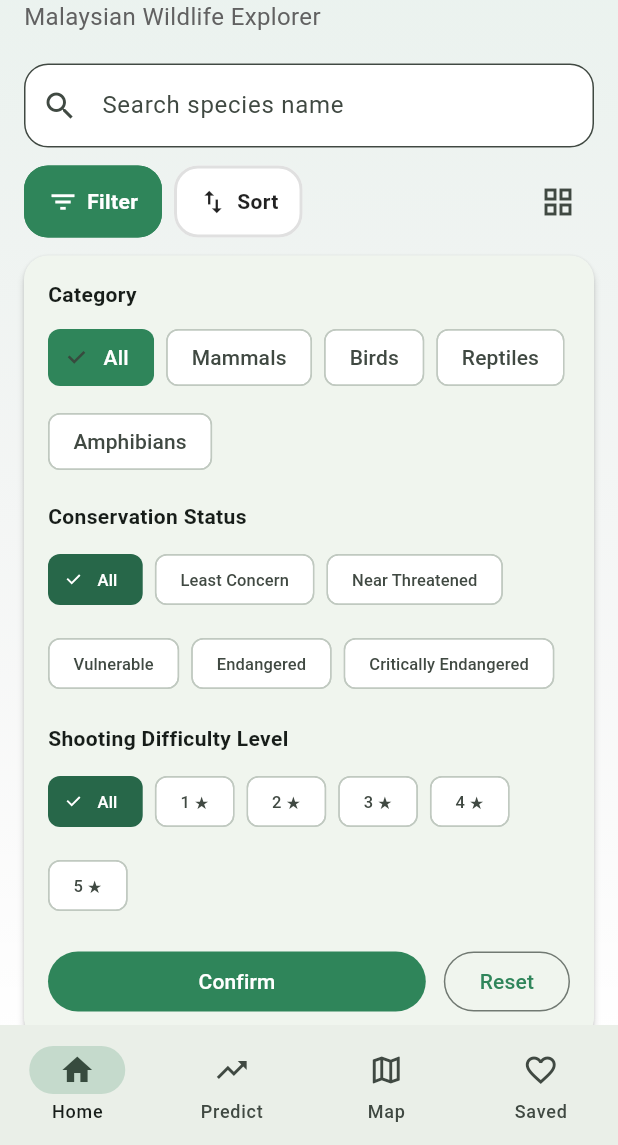
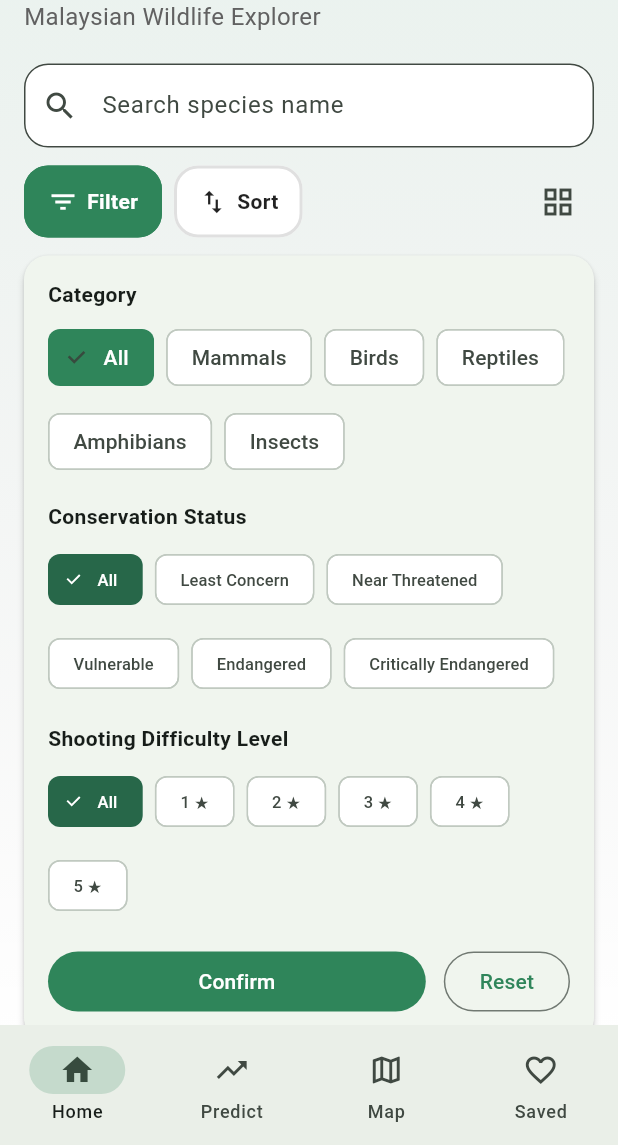
Before and after one commit to ylii0701-arch/kachak-, a Flutter app: the screen it shows after launch, after a tap on "Filter", on a phone screen of 412 x 824 dp, the part 91-1236 px from its top. Run offline on Flutter 3.47's test engine with Material 3 defaults, Android fonts, the phone set to English and light mode, and no system bars; our stand-ins replace cached_network_image, flutter_map, geolocator, latlong2, shared_preferences; network calls fail.

Commit message:
Failure, Mismatch and Missing Info Handling for Species info card, Search bar and Filter

```diff
--- a/flutter/lib/screens/home_screen.dart
+++ b/flutter/lib/screens/home_screen.dart
@@ -21,6 +21,7 @@ class HomeScreen extends StatefulWidget {
 }
 
 class _HomeScreenState extends State<HomeScreen> {
+  final TextEditingController _searchController = TextEditingController();
   String _searchQuery = '';
   String _category = 'All';
   String _status = 'All';
@@ -37,7 +38,7 @@ class _HomeScreenState extends State<HomeScreen> {
   bool _gridView = false;
   bool _showAll = false;
 
-  static const _categories = ['All', Species.mammals, Species.birds, Species.reptiles, Species.amphibians];
+  static const _categories = ['All', Species.mammals, Species.birds, Species.reptiles, Species.amphibians, Species.insects];
   static const _statuses = [
     'All',
     Species.leastConcern,
@@ -47,6 +48,12 @@ class _HomeScreenState extends State<HomeScreen> {
     Species.criticallyEndangered,
   ];
   static const _difficulties = <Object>['All', 1, 2, 3, 4, 5];
+
+  @override
+  void dispose() {
+    _searchController.dispose();
+    super.dispose();
+  }
 
   List<Species> get _filtered {
     var list = speciesData.where((s) {
@@ -104,7 +111,7 @@ class _HomeScreenState extends State<HomeScreen> {
   @override
   Widget build(BuildContext context) {
     final filtered = _filtered;
-    final initialCount = (filtered.length * 0.25).ceil().clamp(1, filtered.length);
+    final initialCount = filtered.isEmpty ? 0 : (filtered.length * 0.25).ceil().clamp(1, filtered.length);
     final displayed = _showAll ? filtered : filtered.take(initialCount).toList();
     final hasMore = filtered.length > initialCount && !_showAll;
     final saved = context.watch<SavedSpeciesProvider>();
@@ -136,11 +143,12 @@ class _HomeScreenState extends State<HomeScreen> {
                   ),
                   const SizedBox(height: 20),
                   TextField(
+                    controller: _searchController,
                     decoration: InputDecoration(
                       hintText: 'Search species name',
                       prefixIcon: const Icon(Icons.search),
                       suffixIcon: _searchQuery.isNotEmpty
-                        ? IconButton(icon: const Icon(Icons.close), onPressed: () => setState(() => _searchQuery = ''))
+                          ? IconButton(icon: const Icon(Icons.close), onPressed: () { _searchController.clear(); setState(() => _searchQuery = ''); })
                           : null,
                     ),
                     onChanged: (v) => setState(() => _searchQuery = v),
@@ -225,13 +233,13 @@ class _HomeScreenState extends State<HomeScreen> {
                   child: Column(
                     mainAxisAlignment: MainAxisAlignment.center,
                     children: [
-                    Icon(Icons.info_outline, size: 64, color: Colors.grey.shade400),
+                      Icon(Icons.search_off, size: 64, color: Colors.grey.shade400),
                       const SizedBox(height: 12),
-                    const Text('No species found', style: TextStyle(fontSize: 20, fontWeight: FontWeight.w600)),
+                      Text('No species found matching "$_searchQuery"', style: const TextStyle(fontSize: 18, fontWeight: FontWeight.w600), textAlign: TextAlign.center),
                       const SizedBox(height: 8),
-                    Text('No species matching "$_searchQuery"'),
+                      Text('Try checking your spelling or using different filters.', style: TextStyle(color: Colors.grey.shade600), textAlign: TextAlign.center),
                       const SizedBox(height: 16),
-                    FilledButton(onPressed: () => setState(() => _searchQuery = ''), child: const Text('Clear search')),
+                      FilledButton(onPressed: () { _searchController.clear(); setState(() => _searchQuery = ''); }, child: const Text('Clear search')),
                     ],
                   ),
                 ),
@@ -543,9 +551,14 @@ class _HomeScreenState extends State<HomeScreen> {
 
   Widget _speciesCard(Species s, SavedSpeciesProvider saved, {required bool compact}) {
     final imgH = compact ? 120.0 : 180.0;
-    final bg = statusBackgroundColor(s.conservationStatus);
-    final fg = statusForegroundColor(s.conservationStatus);
-    final statusText = compact ? statusAbbreviation(s.conservationStatus) : s.conservationStatus;
+
+    // --- SAFE STATUS CHECKS ---
+    final hasStatus = s.conservationStatus.trim().isNotEmpty;
+    final bg = hasStatus ? statusBackgroundColor(s.conservationStatus) : Colors.grey.shade300;
+    final fg = hasStatus ? statusForegroundColor(s.conservationStatus) : Colors.black54;
+    final statusText = hasStatus
+        ? (compact ? statusAbbreviation(s.conservationStatus) : s.conservationStatus)
+        : (compact ? 'N/A' : 'Status Unavailable');
 
     final infoPadding = EdgeInsets.all(compact ? 10 : 16);
     final infoColumn = Padding(
@@ -554,14 +567,15 @@ class _HomeScreenState extends State<HomeScreen> {
         crossAxisAlignment: CrossAxisAlignment.start,
         mainAxisSize: MainAxisSize.min,
         children: [
+          // --- SAFE NAME CHECKS ---
           Text(
-            s.commonName,
+            s.commonName.trim().isNotEmpty ? s.commonName : 'Unknown Species',
             maxLines: 1,
             overflow: TextOverflow.ellipsis,
             style: TextStyle(fontSize: compact ? 16 : 20, fontWeight: FontWeight.w600),
           ),
           Text(
-            s.scientificName,
+            s.scientificName.trim().isNotEmpty ? s.scientificName : 'Scientific name unavailable',
             maxLines: 1,
             overflow: TextOverflow.ellipsis,
             style: TextStyle(fontStyle: FontStyle.italic, color: Colors.grey.shade600, fontSize: compact ? 11 : 13),
@@ -571,8 +585,12 @@ class _HomeScreenState extends State<HomeScreen> {
             spacing: 6,
             runSpacing: 6,
             children: [
+              // --- SAFE CATEGORY CHECK ---
               Chip(
-                label: Text(s.category, style: TextStyle(fontSize: compact ? 10 : 12)),
+                label: Text(
+                    s.category.trim().isNotEmpty ? s.category : 'Category N/A',
+                    style: TextStyle(fontSize: compact ? 10 : 12)
+                ),
                 visualDensity: VisualDensity.compact,
                 padding: EdgeInsets.zero,
               ),
```
Lines whose indentation alone changed are shown as unchanged.
